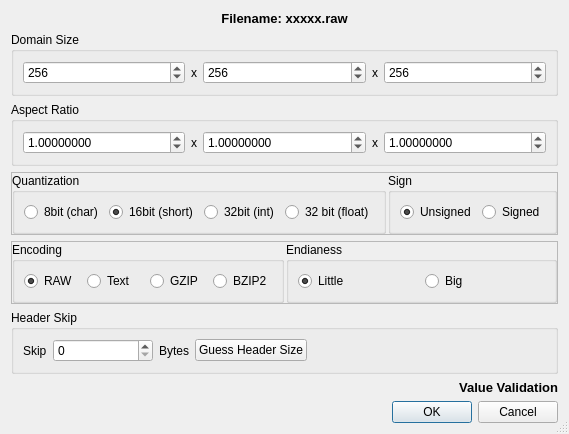
The window that ImageVis3D/UI/UI/RAWDialog.ui (SCIInstitute/ImageVis3D) describes before a commit, drawn with Qt 5.
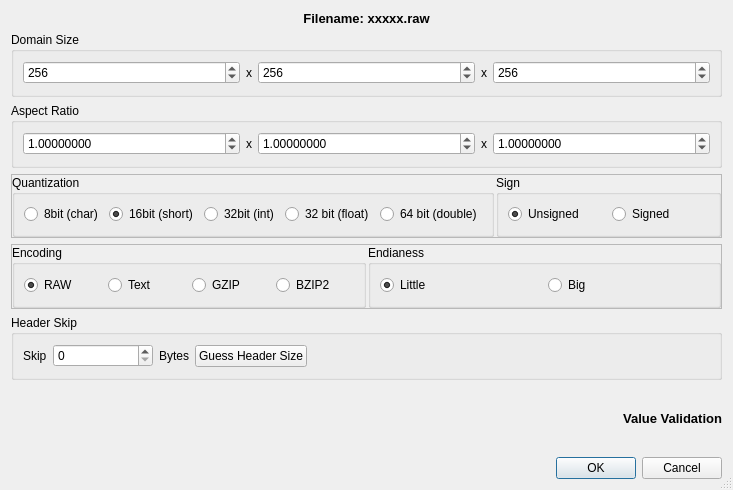
The same window after the commit.

Commit message: Raw dialog UI: support 64bit FP data.

```diff
--- a/ImageVis3D/UI/UI/RAWDialog.ui
+++ b/ImageVis3D/UI/UI/RAWDialog.ui
@@ -9,8 +9,8 @@
    <rect>
     <x>0</x>
     <y>0</y>
-    <width>529</width>
-    <height>394</height>
+    <width>733</width>
+    <height>490</height>
    </rect>
   </property>
   <property name="contextMenuPolicy">
@@ -258,6 +258,13 @@
            </property>
           </widget>
          </item>
+         <item>
+          <widget class="QRadioButton" name="radioButton_Double">
+           <property name="text">
+            <string>64 bit (double)</string>
+           </property>
+          </widget>
+         </item>
         </layout>
        </widget>
       </item>
```
The commit also changes 2 other files.
